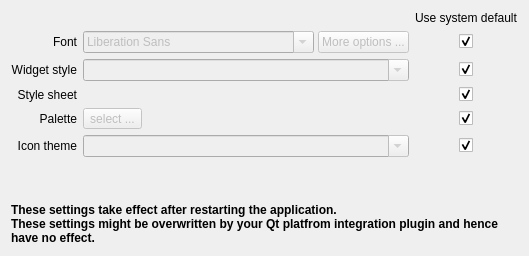
First picture: the form in settingsdialog/qtappearanceoptionpage.ui, repository Martchus/qtutilities, before the edit.
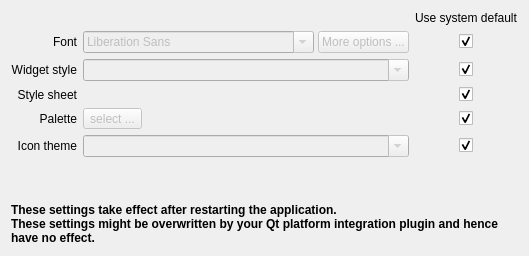
Second picture: the form after the edit. Icons and pictures are not drawn. Custom widgets are drawn as their Qt base class.

```diff
--- a/settingsdialog/qtappearanceoptionpage.ui
+++ b/settingsdialog/qtappearanceoptionpage.ui
@@ -247,7 +247,7 @@
      </property>
      <property name="text">
       <string>These settings take effect after restarting the application.
-These settings might be overwritten by your Qt platfrom integration plugin and hence have no effect.</string>
+These settings might be overwritten by your Qt platform integration plugin and hence have no effect.</string>
      </property>
      <property name="textFormat">
       <enum>Qt::PlainText</enum>
```
